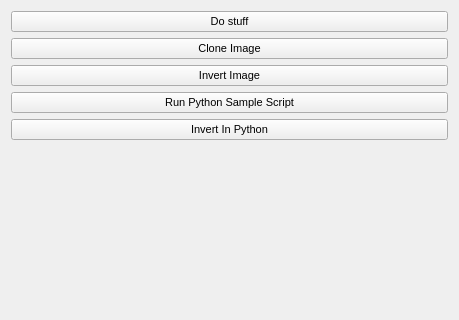
Qt form Plugins/upenn.cbica.captk.examplepy/src/internal/QmitkCaPTkExamplePyControls.ui (ashishsingh18/MITK-Workshop-Project) before a commit; both pictures show x 0 to 459 and y 0 to 320 of the 459 by 857 pixel window.
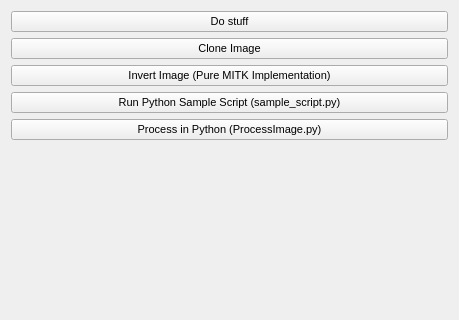
The same form after that commit.

Commit message:
Tweaks to ExamplePythonInvoker for testing CaPTk2 install
Also contains changes to the Python scripts to explain how they can be edited

The edit to the form file:
```diff
--- a/Plugins/upenn.cbica.captk.examplepy/src/internal/QmitkCaPTkExamplePyControls.ui
+++ b/Plugins/upenn.cbica.captk.examplepy/src/internal/QmitkCaPTkExamplePyControls.ui
@@ -54,21 +54,21 @@
    <item>
     <widget class="QPushButton" name="pushButton_InvertImage">
      <property name="text">
-      <string>Invert Image</string>
+      <string>Invert Image (Pure MITK Implementation)</string>
      </property>
     </widget>
    </item>
    <item>
     <widget class="QPushButton" name="pushButton_pythonscript">
      <property name="text">
-      <string>Run Python Sample Script</string>
+      <string>Run Python Sample Script (sample_script.py)</string>
      </property>
     </widget>
    </item>
    <item>
     <widget class="QPushButton" name="pushButton_invertInPython">
      <property name="text">
-      <string>Invert In Python</string>
+      <string>Process in Python (ProcessImage.py)</string>
      </property>
     </widget>
    </item>
```
Left out of the diff: 2 changed lines with no effect on the pictures. The commit also changes 13 other files.
